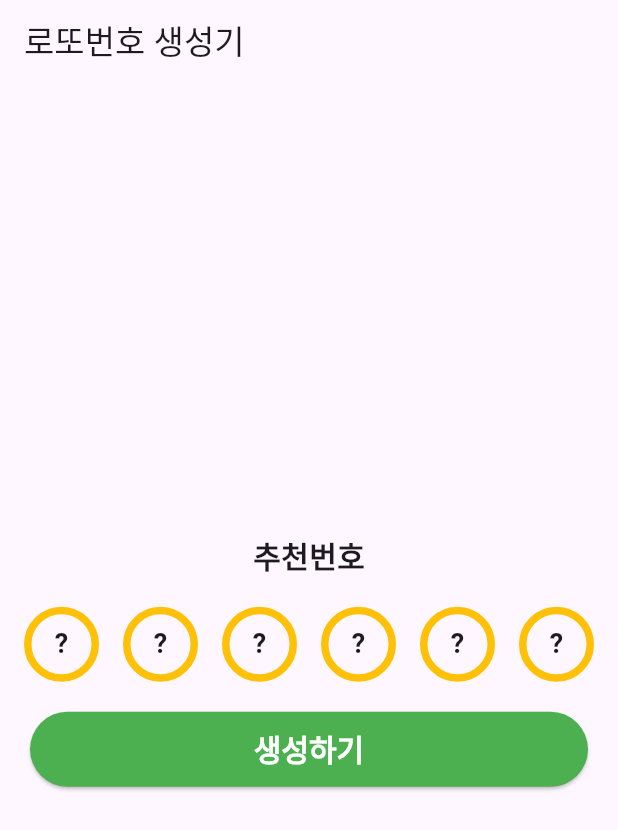
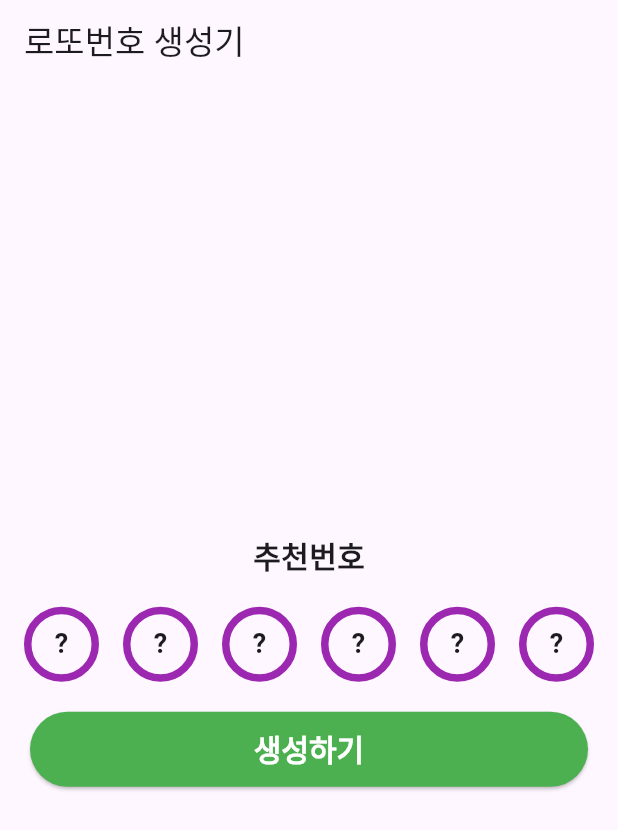
Before and after one commit to 111coding/flutter-morning-ui, a Flutter app: the screen it shows after launch, on a phone screen of 412 x 824 dp. Shown: the top 830 px of the screen. Run offline on Flutter 3.47's test engine with Material 3 defaults, Android fonts, the phone set to English and light mode, and no system bars.

Commit message:
로또 도전1

```diff
--- a/lib/lotto_page.dart
+++ b/lib/lotto_page.dart
@@ -79,9 +79,31 @@ class _LottoPageState extends State<LottoPage> {
   }
 
   Widget numberBox(String number) {
+    // 10 이하 amber
+    // 20 이하 blue
+    // 30 이하 red
+    // 40 이하 grey
+    // 45 이하 green
+    // 물음표 => purple
+    int? parsedNumber = int.tryParse(number);
+    Color color = Colors.purple;
+    if (parsedNumber != null) {
+      if (parsedNumber <= 10) {
+        color = Colors.amber;
+      } else if (parsedNumber <= 20) {
+        color = Colors.blue;
+      } else if (parsedNumber <= 30) {
+        color = Colors.red;
+      } else if (parsedNumber <= 40) {
+        color = Colors.grey;
+      } else {
+        color = Colors.green;
+      }
+    }
+
     return Container(
       decoration: BoxDecoration(
-        border: Border.all(color: Colors.amber, width: 5),
+        border: Border.all(color: color, width: 5),
         shape: BoxShape.circle,
       ),
       width: 50,
```
